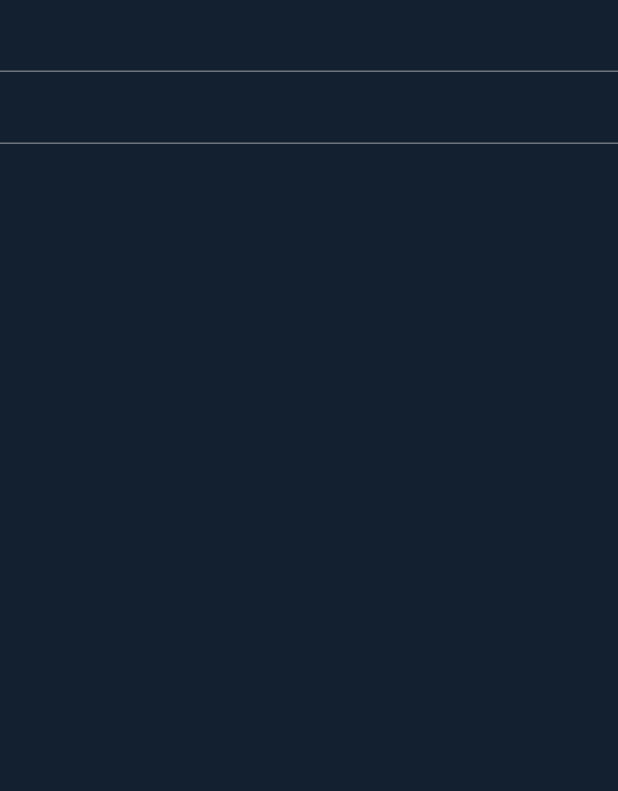
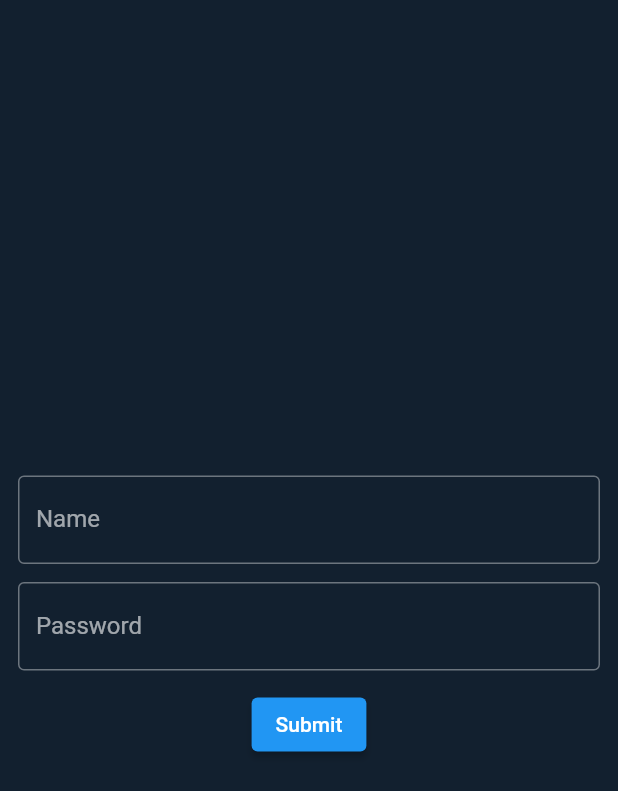
Before and after one commit to maranix/form_validation_dart_3, a Flutter app: the screen it shows after launch, on a phone screen of 412 x 824 dp. Shown: the top 791 px of the screen. Run offline on Flutter 3.47's test engine with Material 2 defaults, Android fonts, the phone set to English and light mode, and no system bars.

Commit message:
stash changes 2

```diff
--- a/lib/main.dart
+++ b/lib/main.dart
@@ -33,26 +33,89 @@
 }
 
 class _MyFormWidgetState extends State<MyFormWidget> {
+  bool isValidated = false;
   late RegistrationForm _registrationForm;
+
+  void _onNameChanged(String value) {
+    _registrationForm = _registrationForm.copyWith(name: value);
+  }
+
+  void _onPasswordChanged(String value) {
+    _registrationForm = _registrationForm.copyWith(password: value);
+  }
+
+  void _onValidate() {
+    setState(() {
+      isValidated = _registrationForm.validate();
+    });
+  }
+
+  Future<Map<String, dynamic>> _onSubmit() async {
+    await Future.delayed(
+      const Duration(
+        seconds: 1,
+      ),
+    );
+
+    return _registrationForm.toJson();
+  }
 
   @override
   void initState() {
     super.initState();
 
-    final formKey = GlobalKey<FormState>();
-
-    _registrationForm = RegistrationForm(key: formKey);
+    _registrationForm = RegistrationForm(key: GlobalKey<FormState>());
   }
 
   @override
   Widget build(BuildContext context) {
     return Form(
       key: _registrationForm.key,
-      child: Column(
-        children: [
-          TextFormField(),
-          TextFormField(),
-        ],
+      child: Padding(
+        padding: const EdgeInsets.all(12.0),
+        child: Column(
+          mainAxisAlignment: MainAxisAlignment.center,
+          children: [
+            TextFormField(
+              validator: _registrationForm.validateName,
+              onChanged: _onNameChanged,
+              decoration: const InputDecoration(
+                label: Text('Name'),
+                border: OutlineInputBorder(),
+              ),
+            ),
+            const SizedBox(
+              height: 12,
+            ),
+            TextFormField(
+              validator: _registrationForm.validatePassword,
+              onChanged: _onPasswordChanged,
+              decoration: const InputDecoration(
+                label: Text('Password'),
+                border: OutlineInputBorder(),
+              ),
+            ),
+            const SizedBox(
+              height: 12,
+            ),
+            isValidated
+                ? FutureBuilder(
+                    future: _onSubmit(),
+                    builder: (context, snapshot) {
+                      return switch (snapshot.connectionState) {
+                        ConnectionState.done => Text(snapshot.data.toString()),
+                        ConnectionState.waiting => const Text('Waiting'),
+                        ConnectionState.active => const Text('Active'),
+                        ConnectionState.none => const Text('None')
+                      };
+                    },
+                  )
+                : ElevatedButton(
+                    onPressed: _onValidate,
+                    child: const Text('Submit'),
+                  )
+          ],
+        ),
       ),
     );
   }
@@ -79,7 +142,7 @@
   }
 }
 
-interface class IModel<T> {
+abstract interface class IModel<T> {
   Map<String, dynamic> toJson() {
     throw UnimplementedError('toJson() is not yet implemented');
   }
@@ -101,10 +164,28 @@
   final String password;
 
   String? validateName(String? value) {
+    if (value != null || value!.isNotEmpty) {
+      final numRegEx = RegExp(r'^[0-9]');
+
+      if (value.length < 3) {
+        return 'Name cannot be less than 3 characters';
+      }
+
+      if (numRegEx.hasMatch(value)) {
+        return 'Name cannot contain numbers';
+      }
+    }
+
     return null;
   }
 
   String? validatePassword(String? value) {
+    if (value != null || value!.isNotEmpty) {
+      if (value.length < 6) {
+        return 'Password cannot be less than 6 characters';
+      }
+    }
+
     return null;
   }
 
```
